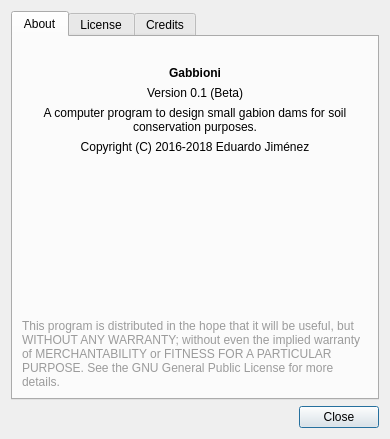
Qt form aboutdialog.ui (ecoslacker/gabbioni) before a commit.
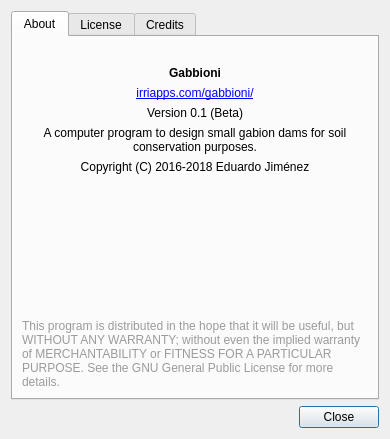
The same form after that commit. Icons and pictures are not drawn.

Commit message: Added homepage in the description

What changed in the file:
```diff
--- a/aboutdialog.ui
+++ b/aboutdialog.ui
@@ -48,6 +48,16 @@
          </property>
         </widget>
        </item>
+       <item>
+        <widget class="QLabel" name="label_12">
+         <property name="text">
+          <string>&lt;html&gt;&lt;head/&gt;&lt;body&gt;&lt;p align=&quot;center&quot;&gt;&lt;a href=&quot;http://www.irriapps.com/gabbioni/&quot;&gt;&lt;span style=&quot; text-decoration: underline; color:#0000ff;&quot;&gt;irriapps.com/gabbioni/&lt;/span&gt;&lt;/a&gt;&lt;/p&gt;&lt;/body&gt;&lt;/html&gt;</string>
+         </property>
+         <property name="openExternalLinks">
+          <bool>true</bool>
+         </property>
+        </widget>
+       </item>
        <item>
         <widget class="QLabel" name="labelVersion">
          <property name="text">
```
Left out of the diff: 6 changed lines with no effect on the pictures.
